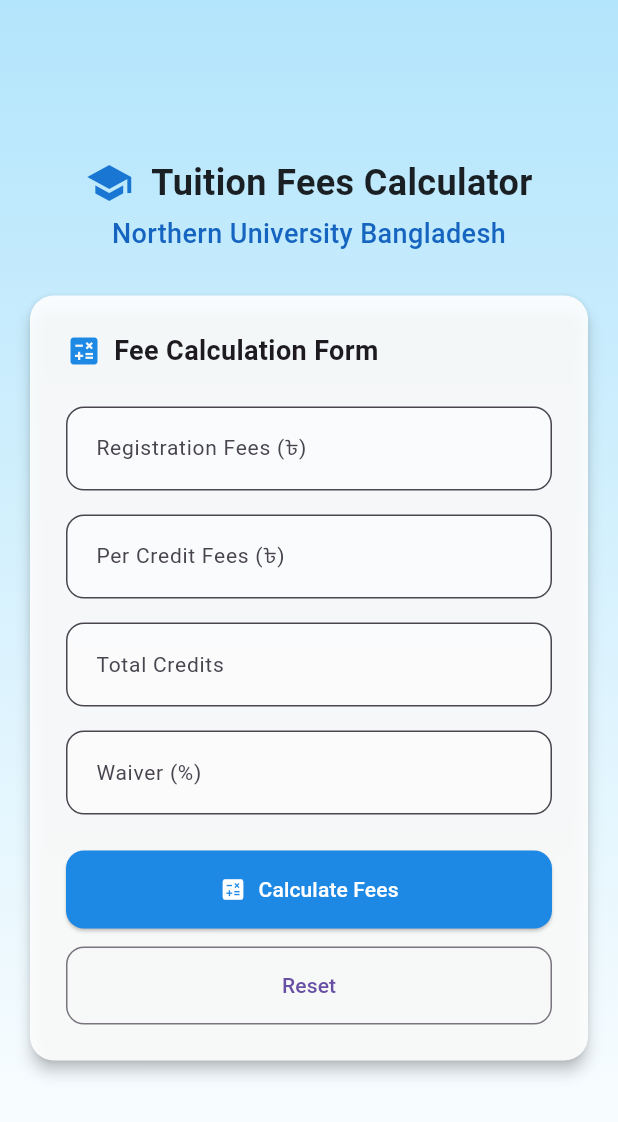
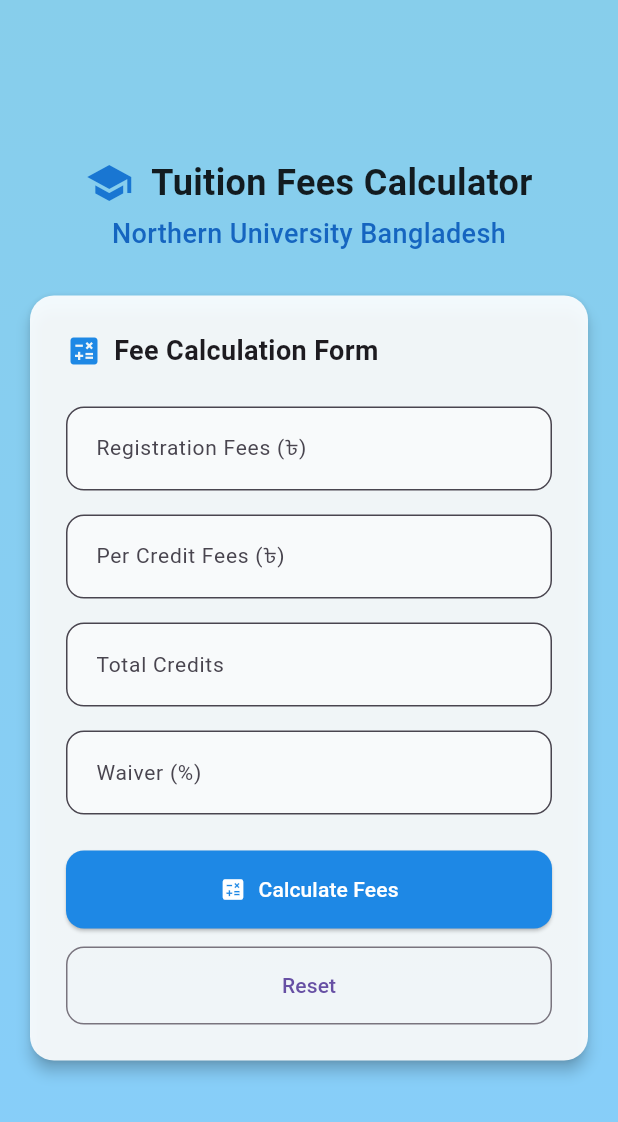
Before and after one commit to riazulrocky/Tuition-Fees-Calculator, a Flutter app: the screen it shows after launch, on a phone screen of 412 x 824 dp. Shown: the top 1122 px of the screen. Run offline on Flutter 3.47's test engine with Material 3 defaults, Android fonts, the phone set to English and light mode, and no system bars.

Commit message:
tuition fees calculator

```diff
--- a/lib/tuition_calculator.dart
+++ b/lib/tuition_calculator.dart
@@ -88,8 +88,8 @@
             begin: Alignment.topCenter,
             end: Alignment.bottomCenter,
             colors: [
-              Color(0xFFB3E5FC),
-              Colors.white,
+              Color(0xFF87CEEB), // Sky Blue
+              Color(0xFF87CEFA), // Light Sky Blue
             ],
           ),
         ),
```
